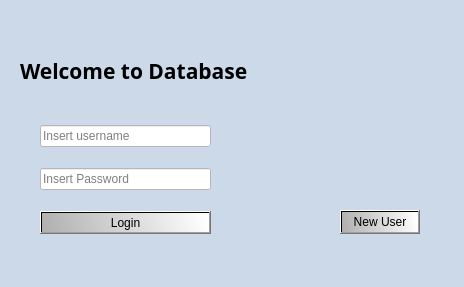
This is verklegt_vika_3/verklegt_GUI/UI/loginwindow.ui in vilhjalmur12/verklegt_1 as Qt 5 draws it before an edit. The edited form follows.
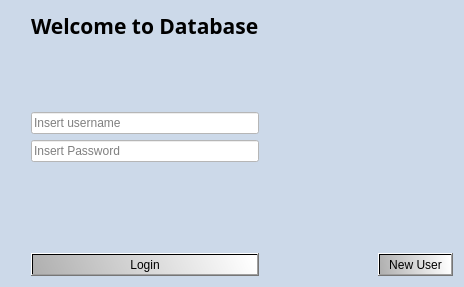
This is the edited form. Icons and pictures are not drawn.

Patch:
```diff
--- a/verklegt_vika_3/verklegt_GUI/UI/loginwindow.ui
+++ b/verklegt_vika_3/verklegt_GUI/UI/loginwindow.ui
@@ -10,6 +10,12 @@
     <height>287</height>
    </rect>
   </property>
+  <property name="minimumSize">
+   <size>
+    <width>464</width>
+    <height>287</height>
+   </size>
+  </property>
   <property name="windowTitle">
    <string>Database</string>
   </property>
@@ -33,65 +39,26 @@
 
 }</string>
   </property>
-  <widget class="QLabel" name="label_login">
-   <property name="geometry">
-    <rect>
-     <x>230</x>
-     <y>160</y>
-     <width>211</width>
-     <height>24</height>
-    </rect>
-   </property>
-   <property name="text">
-    <string/>
-   </property>
-  </widget>
-  <widget class="QPushButton" name="pushButton_createUser">
-   <property name="enabled">
-    <bool>true</bool>
-   </property>
-   <property name="geometry">
-    <rect>
-     <x>340</x>
-     <y>210</y>
-     <width>80</width>
-     <height>24</height>
-    </rect>
-   </property>
-   <property name="sizePolicy">
-    <sizepolicy hsizetype="Minimum" vsizetype="Fixed">
-     <horstretch>0</horstretch>
-     <verstretch>0</verstretch>
-    </sizepolicy>
-   </property>
-   <property name="text">
-    <string>New User</string>
-   </property>
-   <property name="iconSize">
+  <layout class="QHBoxLayout" name="horizontalLayout_2">
+   <item>
+    <spacer name="verticalSpacer_3">
+     <property name="orientation">
+      <enum>Qt::Vertical</enum>
+     </property>
+     <property name="sizeHint" stdset="0">
     <size>
-     <width>16</width>
-     <height>16</height>
-    </size>
-   </property>
-   <property name="autoDefault">
-    <bool>false</bool>
-   </property>
-   <property name="default">
-    <bool>false</bool>
-   </property>
-   <property name="flat">
-    <bool>false</bool>
-   </property>
-  </widget>
+       <width>20</width>
+       <height>20</height>
+      </size>
+     </property>
+    </spacer>
+   </item>
+   <item>
+    <layout class="QHBoxLayout" name="horizontalLayout">
+     <item>
+      <layout class="QVBoxLayout" name="verticalLayout">
+       <item>
   <widget class="QLabel" name="label_head">
-   <property name="geometry">
-    <rect>
-     <x>20</x>
-     <y>50</y>
-     <width>281</width>
-     <height>41</height>
-    </rect>
-   </property>
    <property name="font">
     <font>
      <family>Sylfaen</family>
@@ -105,16 +72,20 @@
     <string>Welcome to Database</string>
    </property>
   </widget>
-  <widget class="QWidget" name="layoutWidget">
-   <property name="geometry">
-    <rect>
-     <x>40</x>
-     <y>110</y>
-     <width>171</width>
-     <height>141</height>
-    </rect>
-   </property>
-   <layout class="QVBoxLayout" name="verticalLayout">
+       </item>
+       <item>
+        <spacer name="verticalSpacer">
+         <property name="orientation">
+          <enum>Qt::Vertical</enum>
+         </property>
+         <property name="sizeHint" stdset="0">
+          <size>
+           <width>20</width>
+           <height>40</height>
+          </size>
+         </property>
+        </spacer>
+       </item>
     <item>
      <widget class="QLineEdit" name="lineInput_username">
       <property name="placeholderText">
@@ -132,6 +103,26 @@
       </property>
      </widget>
     </item>
+       <item>
+        <widget class="QLabel" name="label_login">
+         <property name="text">
+          <string/>
+         </property>
+        </widget>
+       </item>
+       <item>
+        <spacer name="verticalSpacer_5">
+         <property name="orientation">
+          <enum>Qt::Vertical</enum>
+         </property>
+         <property name="sizeHint" stdset="0">
+          <size>
+           <width>0</width>
+           <height>25</height>
+          </size>
+         </property>
+        </spacer>
+       </item>
     <item>
      <widget class="QPushButton" name="pushButton_activateUser">
       <property name="styleSheet">
@@ -155,16 +146,24 @@
      </widget>
     </item>
    </layout>
-  </widget>
+     </item>
+     <item>
+      <spacer name="horizontalSpacer">
+       <property name="orientation">
+        <enum>Qt::Horizontal</enum>
+       </property>
+       <property name="sizeHint" stdset="0">
+        <size>
+         <width>100</width>
+         <height>20</height>
+        </size>
+       </property>
+      </spacer>
+     </item>
+     <item>
+      <layout class="QVBoxLayout" name="verticalLayout_2">
+       <item>
   <widget class="QLabel" name="label">
-   <property name="geometry">
-    <rect>
-     <x>330</x>
-     <y>20</y>
-     <width>101</width>
-     <height>81</height>
-    </rect>
-   </property>
    <property name="text">
     <string/>
    </property>
@@ -175,6 +174,56 @@
     <bool>true</bool>
    </property>
   </widget>
+       </item>
+       <item>
+        <spacer name="verticalSpacer_2">
+         <property name="orientation">
+          <enum>Qt::Vertical</enum>
+         </property>
+         <property name="sizeHint" stdset="0">
+          <size>
+           <width>20</width>
+           <height>40</height>
+          </size>
+         </property>
+        </spacer>
+       </item>
+       <item>
+        <widget class="QPushButton" name="pushButton_createUser">
+         <property name="enabled">
+          <bool>true</bool>
+         </property>
+         <property name="sizePolicy">
+          <sizepolicy hsizetype="Minimum" vsizetype="Fixed">
+           <horstretch>0</horstretch>
+           <verstretch>0</verstretch>
+          </sizepolicy>
+         </property>
+         <property name="text">
+          <string>New User</string>
+         </property>
+         <property name="iconSize">
+          <size>
+           <width>16</width>
+           <height>16</height>
+          </size>
+         </property>
+         <property name="autoDefault">
+          <bool>false</bool>
+         </property>
+         <property name="default">
+          <bool>false</bool>
+         </property>
+         <property name="flat">
+          <bool>false</bool>
+         </property>
+        </widget>
+       </item>
+      </layout>
+     </item>
+    </layout>
+   </item>
+  </layout>
  </widget>
  <tabstops>
   <tabstop>lineInput_username</tabstop>
```
Lines whose indentation alone changed are shown as unchanged.
